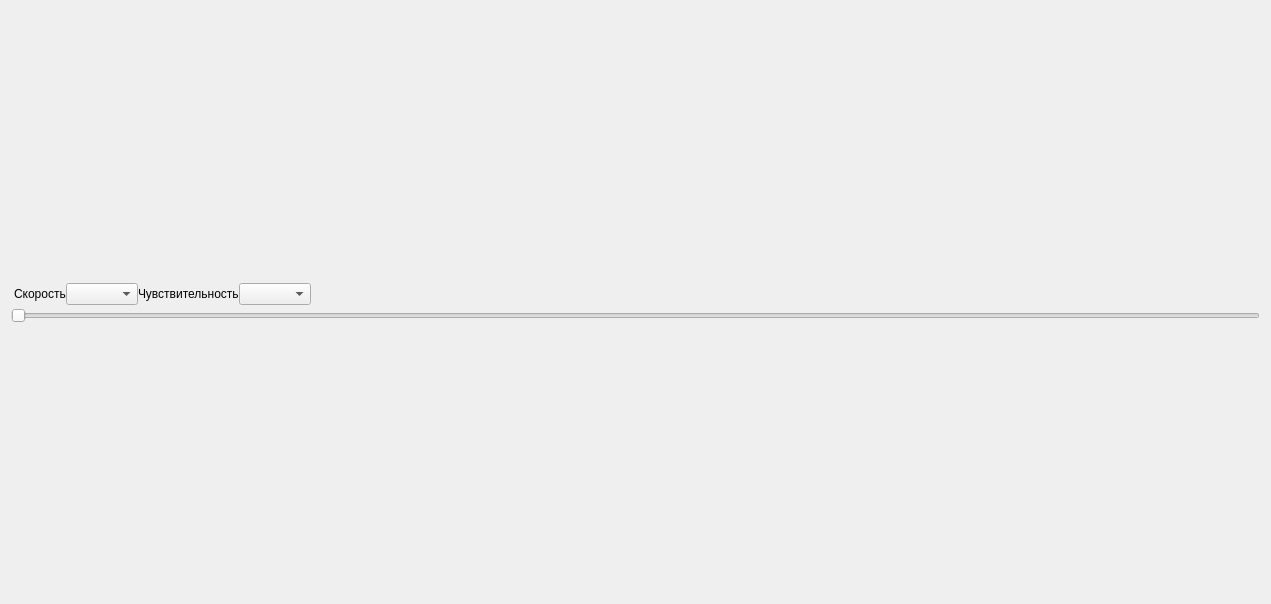
The window that src/resources/record_viewer.ui (mcsltd/mcs-inRat-planner) describes before a commit, drawn with Qt 5.
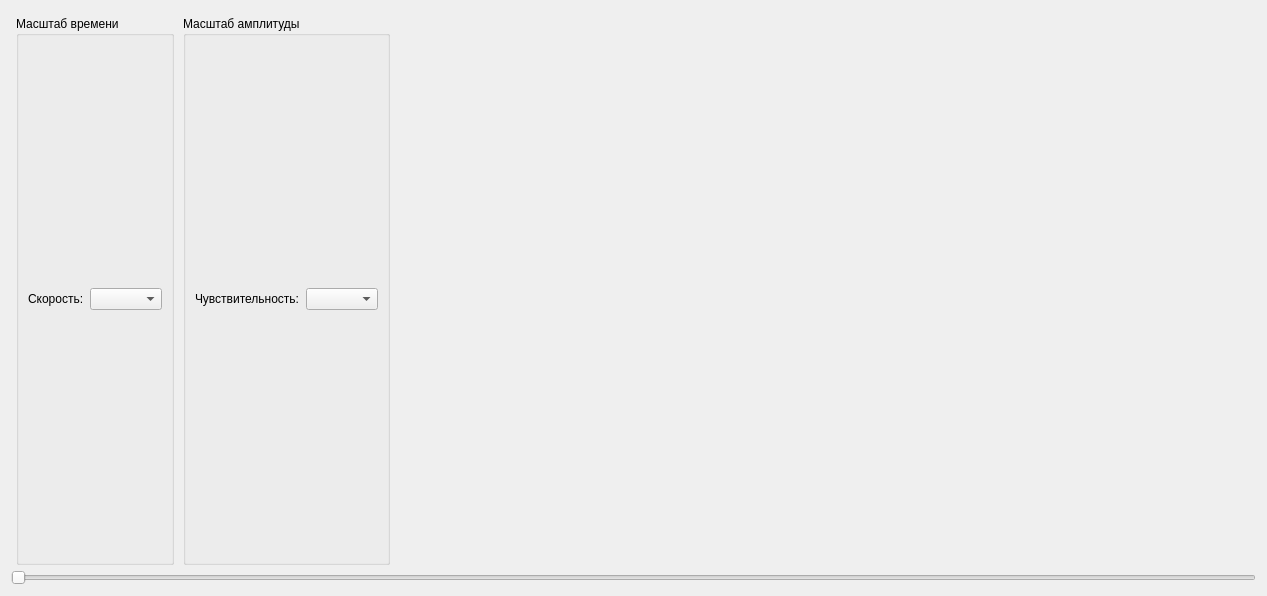
The same window after the commit. Icons and pictures are not drawn.

Commit message: refactor: update record viewer

Diff of the .ui file:
```diff
--- a/src/resources/record_viewer.ui
+++ b/src/resources/record_viewer.ui
@@ -6,8 +6,8 @@
    <rect>
     <x>0</x>
     <y>0</y>
-    <width>1271</width>
-    <height>604</height>
+    <width>1267</width>
+    <height>596</height>
    </rect>
   </property>
   <property name="windowTitle">
@@ -25,37 +25,66 @@
      </property>
      <item>
       <layout class="QHBoxLayout" name="horizontalLayout">
+       <property name="spacing">
+        <number>9</number>
+       </property>
        <property name="leftMargin">
-        <number>3</number>
+        <number>5</number>
        </property>
        <property name="topMargin">
-        <number>3</number>
+        <number>5</number>
        </property>
        <property name="rightMargin">
-        <number>3</number>
+        <number>5</number>
        </property>
        <property name="bottomMargin">
-        <number>3</number>
+        <number>5</number>
        </property>
+       <item>
+        <widget class="QGroupBox" name="groupBoxTimescale">
+         <property name="title">
+          <string>Масштаб времени</string>
+         </property>
+         <layout class="QGridLayout" name="gridLayout_2">
+          <item row="0" column="0">
+           <layout class="QHBoxLayout" name="horizontalLayout_2">
        <item>
         <widget class="QLabel" name="labelSpeed">
          <property name="text">
-          <string>Скорость</string>
+               <string>Скорость:</string>
          </property>
         </widget>
        </item>
        <item>
         <widget class="QComboBox" name="comboBoxSpeed"/>
        </item>
+           </layout>
+          </item>
+         </layout>
+        </widget>
+       </item>
+       <item>
+        <widget class="QGroupBox" name="groupBoxAmplitude">
+         <property name="title">
+          <string>Масштаб амплитуды</string>
+         </property>
+         <layout class="QGridLayout" name="gridLayout_3">
+          <item row="0" column="0">
+           <layout class="QHBoxLayout" name="horizontalLayout_3">
        <item>
         <widget class="QLabel" name="labelSens">
          <property name="text">
-          <string>Чувствительность</string>
+               <string>Чувствительность:</string>
          </property>
         </widget>
        </item>
        <item>
-        <widget class="QComboBox" name="comboBoxSens"/>
+             <widget class="QComboBox" name="comboBoxGain"/>
+            </item>
+           </layout>
+          </item>
+         </layout>
+        </widget>
        </item>
        <item>
         <spacer name="horizontalSpacer">
```
Lines whose indentation alone changed are shown as unchanged. The commit also changes 2 other files.
